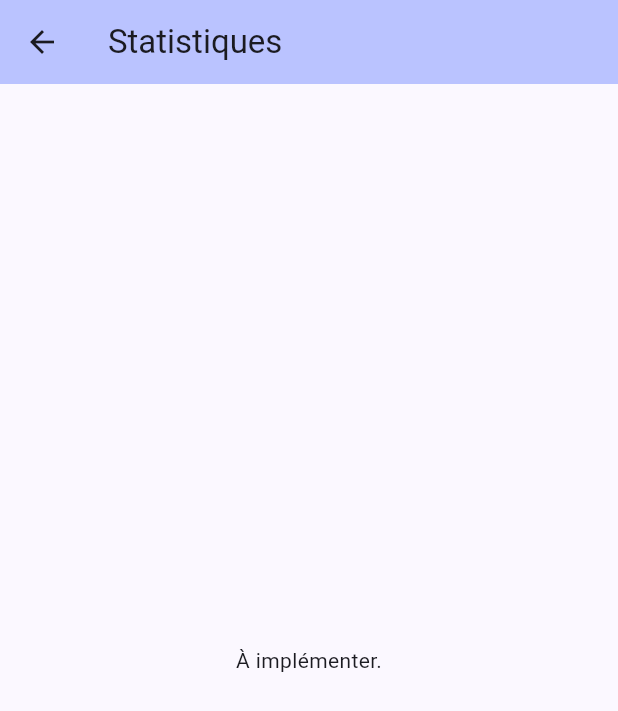
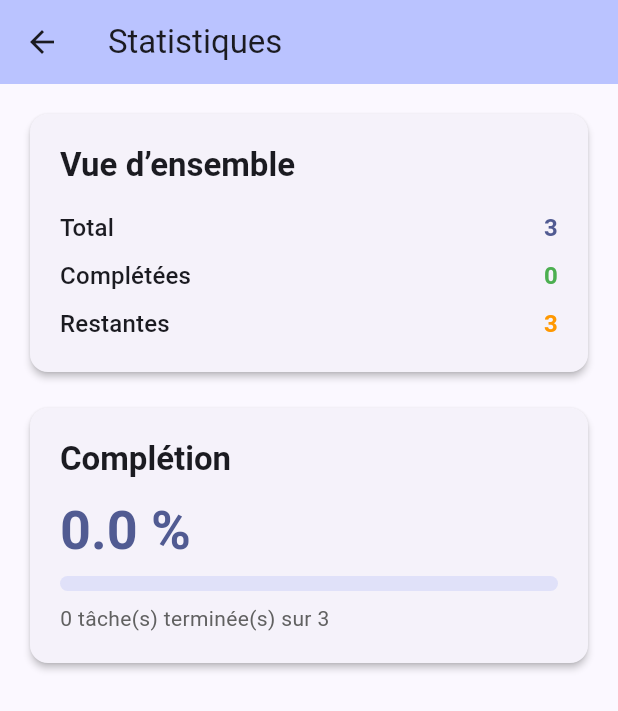
Before and after one commit to Y0LRIN/dev-mobile-eval-s3, a Flutter app: the screen it shows after launch, after a tap on the "bar chart" icon, on a phone screen of 412 x 824 dp. Shown: the top 711 px of the screen. Run offline on Flutter 3.47's test engine with Material 3 defaults, Android fonts, the light colour scheme and no system bars.

Commit message:
Code complete

```diff
--- a/lib/main.dart
+++ b/lib/main.dart
@@ -83,7 +83,13 @@ class _TodoListScreenState extends State<TodoListScreen> {
             onPressed: () {
               Navigator.push(
                 context,
-                MaterialPageRoute(builder: (_) => const StatsScreen()),
+                MaterialPageRoute(
+                  builder: (_) => StatsScreen(
+                    totalTasks: _tasks.length,
+                    completedTasks: _tasks.where((task) => task.isDone).length,
+                    remainingTasks: _tasks.where((task) => !task.isDone).length,
+                  ),
+                ),
               );
             },
           )
--- a/lib/stats_screen.dart
+++ b/lib/stats_screen.dart
@@ -1,16 +1,139 @@
 import 'package:flutter/material.dart';
 
-// ─── Écran Statistiques (F6) ─────────────────────────────────────────────────
-// À compléter entièrement : propriétés, constructeur, affichage des données.
+class StatsScreen extends StatelessWidget {
+  final int totalTasks;
+  final int completedTasks;
+  final int remainingTasks;
 
-class StatsScreen extends StatelessWidget {
-  const StatsScreen({super.key});
+  const StatsScreen({
+    super.key,
+    required this.totalTasks,
+    required this.completedTasks,
+    required this.remainingTasks,
+  });
 
   @override
   Widget build(BuildContext context) {
+    final double completionRate =
+        totalTasks == 0 ? 0 : (completedTasks / totalTasks) * 100;
+
     return Scaffold(
-      appBar: AppBar(title: const Text('Statistiques'), backgroundColor: Theme.of(context).colorScheme.inversePrimary),
-      body: const Center(child: Text('À implémenter.')),
+      appBar: AppBar(
+        title: const Text('Statistiques'),
+        backgroundColor: Theme.of(context).colorScheme.inversePrimary,
+      ),
+      body: Padding(
+        padding: const EdgeInsets.all(16),
+        child: Column(
+          crossAxisAlignment: CrossAxisAlignment.stretch,
+          children: [
+            Card(
+              elevation: 2,
+              child: Padding(
+                padding: const EdgeInsets.all(20),
+                child: Column(
+                  crossAxisAlignment: CrossAxisAlignment.start,
+                  children: [
+                    Text(
+                      'Vue d’ensemble',
+                      style: Theme.of(context).textTheme.titleLarge?.copyWith(
+                            fontWeight: FontWeight.bold,
+                          ),
+                    ),
+                    const SizedBox(height: 16),
+                    _StatLine(label: 'Total', value: totalTasks.toString()),
+                    const SizedBox(height: 8),
+                    _StatLine(
+                      label: 'Complétées',
+                      value: completedTasks.toString(),
+                      valueColor: Colors.green,
+                    ),
+                    const SizedBox(height: 8),
+                    _StatLine(
+                      label: 'Restantes',
+                      value: remainingTasks.toString(),
+                      valueColor: Colors.orange,
+                    ),
+                  ],
+                ),
+              ),
+            ),
+            const SizedBox(height: 16),
+            Card(
+              elevation: 2,
+              child: Padding(
+                padding: const EdgeInsets.all(20),
+                child: Column(
+                  crossAxisAlignment: CrossAxisAlignment.start,
+                  children: [
+                    Text(
+                      'Complétion',
+                      style: Theme.of(context).textTheme.titleLarge?.copyWith(
+                            fontWeight: FontWeight.bold,
+                          ),
+                    ),
+                    const SizedBox(height: 12),
+                    Text(
+                      '${completionRate.toStringAsFixed(1)} %',
+                      style: Theme.of(context).textTheme.displaySmall?.copyWith(
+                            color: Theme.of(context).colorScheme.primary,
+                            fontWeight: FontWeight.bold,
+                          ),
+                    ),
+                    const SizedBox(height: 8),
+                    LinearProgressIndicator(
+                      value: totalTasks == 0 ? 0 : completedTasks / totalTasks,
+                      minHeight: 10,
+                      borderRadius: BorderRadius.circular(999),
+                    ),
+                    const SizedBox(height: 8),
+                    Text(
+                      totalTasks == 0
+                          ? 'Aucune tâche pour le moment.'
+                          : '$completedTasks tâche(s) terminée(s) sur $totalTasks',
+                      style: Theme.of(context).textTheme.bodyMedium?.copyWith(
+                            color: Colors.grey[700],
+                          ),
+                    ),
+                  ],
+                ),
+              ),
+            ),
+          ],
+        ),
+      ),
     );
   }
 }
+
+class _StatLine extends StatelessWidget {
+  final String label;
+  final String value;
+  final Color? valueColor;
+
+  const _StatLine({
+    required this.label,
+    required this.value,
+    this.valueColor,
+  });
+
+  @override
+  Widget build(BuildContext context) {
+    return Row(
+      mainAxisAlignment: MainAxisAlignment.spaceBetween,
+      children: [
+        Text(
+          label,
+          style: Theme.of(context).textTheme.titleMedium,
+        ),
+        Text(
+          value,
+          style: Theme.of(context).textTheme.titleMedium?.copyWith(
+                fontWeight: FontWeight.bold,
+                color: valueColor ?? Theme.of(context).colorScheme.primary,
+              ),
+        ),
+      ],
+    );
+  }
+}
```
